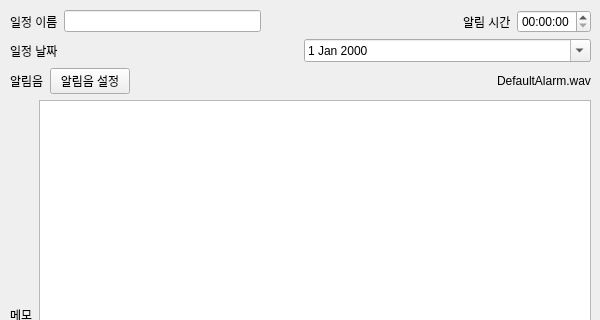
First picture: the form in ui/AlarmAddWindow.ui, repository stellarfloat/2020-2_swp2_ADProject_Remi, before the edit; both pictures show x 0 to 600 and y 0 to 320 of the 600 by 600 pixel window.
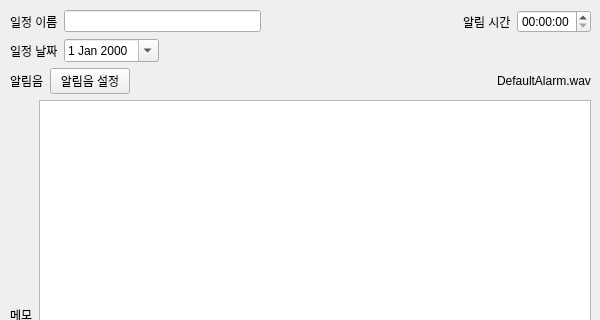
Second picture: the form after the edit.

Commit message:
AlarmAddWindow - time/date formatting
- time formatting with time and date

What changed in the file:
```diff
--- a/ui/AlarmAddWindow.ui
+++ b/ui/AlarmAddWindow.ui
@@ -104,6 +104,19 @@
          </property>
         </widget>
        </item>
+       <item>
+        <spacer name="horizontalSpacer_4">
+         <property name="orientation">
+          <enum>Qt::Horizontal</enum>
+         </property>
+         <property name="sizeHint" stdset="0">
+          <size>
+           <width>40</width>
+           <height>20</height>
+          </size>
+         </property>
+        </spacer>
+       </item>
       </layout>
      </item>
      <item>
```
The commit also changes 1 other file.
